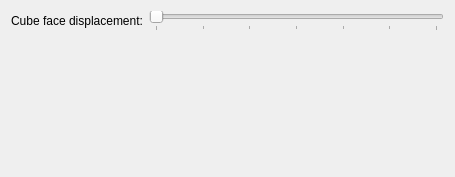
Old version of the form src/kcm/cubeeffectkcm.ui in the repository zzag/kwin-effects-cube.
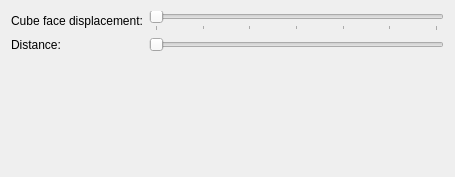
New version of the form. Custom widgets are drawn as their Qt base class.

Commit message: Make cube distance configurable

The edit to the form file:
```diff
--- a/src/kcm/cubeeffectkcm.ui
+++ b/src/kcm/cubeeffectkcm.ui
@@ -42,7 +42,7 @@
      </property>
     </widget>
    </item>
-   <item row="1" column="0" colspan="2">
+   <item row="2" column="0" colspan="2">
     <widget class="KShortcutsEditor" name="shortcutsEditor">
      <property name="sizePolicy">
       <sizepolicy hsizetype="Preferred" vsizetype="Preferred">
@@ -52,6 +52,26 @@
      </property>
     </widget>
    </item>
+   <item row="1" column="0">
+    <widget class="QLabel" name="label_DistanceFactor">
+     <property name="text">
+      <string>Distance:</string>
+     </property>
+    </widget>
+   </item>
+   <item row="1" column="1">
+    <widget class="QSlider" name="kcfg_DistanceFactor">
+     <property name="minimum">
+      <number>100</number>
+     </property>
+     <property name="maximum">
+      <number>300</number>
+     </property>
+     <property name="orientation">
+      <enum>Qt::Horizontal</enum>
+     </property>
+    </widget>
+   </item>
   </layout>
  </widget>
  <customwidgets>
```
The commit also changes 4 other files.
